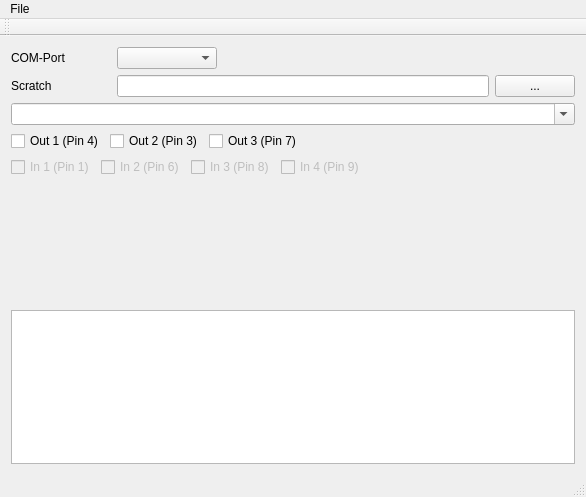
vheinitz/Qratzfest, file qratzfest.ui: the form before one commit.
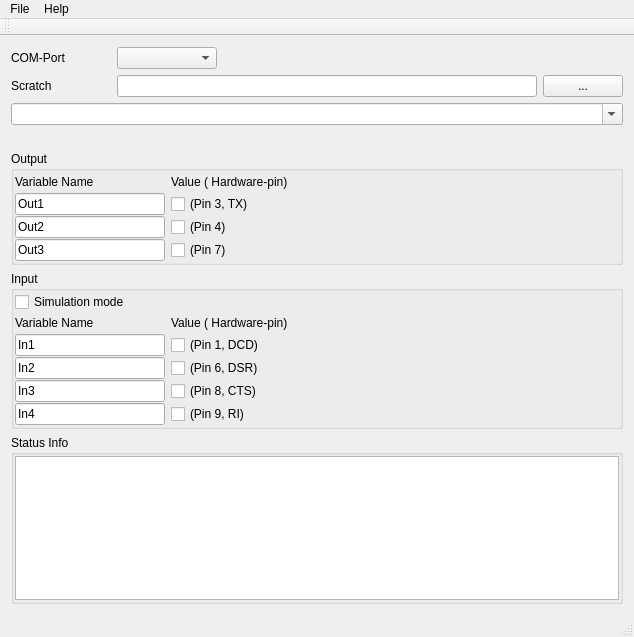
The form after the commit.

Commit message: Variable names can be defined. (TODO: offer combobox with names populated from first Scratch broadcast) Added some VC runtime DLLs Added persistence for user settings Added info in menu

Diff of the .ui file:
```diff
--- a/qratzfest.ui
+++ b/qratzfest.ui
@@ -6,8 +6,8 @@
    <rect>
     <x>0</x>
     <y>0</y>
-    <width>586</width>
-    <height>497</height>
+    <width>634</width>
+    <height>637</height>
    </rect>
   </property>
   <property name="windowTitle">
@@ -104,28 +104,197 @@
     <item>
      <layout class="QHBoxLayout" name="horizontalLayout_3">
       <item>
+       <spacer name="horizontalSpacer">
+        <property name="orientation">
+         <enum>Qt::Horizontal</enum>
+        </property>
+        <property name="sizeHint" stdset="0">
+         <size>
+          <width>40</width>
+          <height>20</height>
+         </size>
+        </property>
+       </spacer>
+      </item>
+     </layout>
+    </item>
+    <item>
+     <widget class="QGroupBox" name="groupBox_2">
+      <property name="minimumSize">
+       <size>
+        <width>0</width>
+        <height>0</height>
+       </size>
+      </property>
+      <property name="title">
+       <string>Output</string>
+      </property>
+      <layout class="QVBoxLayout" name="verticalLayout_3">
+       <property name="spacing">
+        <number>1</number>
+       </property>
+       <property name="margin">
+        <number>1</number>
+       </property>
+       <item>
+        <layout class="QHBoxLayout" name="horizontalLayout_6">
+         <item>
+          <widget class="QLabel" name="label_5">
+           <property name="minimumSize">
+            <size>
+             <width>150</width>
+             <height>0</height>
+            </size>
+           </property>
+           <property name="maximumSize">
+            <size>
+             <width>150</width>
+             <height>16777215</height>
+            </size>
+           </property>
+           <property name="text">
+            <string>Variable Name</string>
+           </property>
+          </widget>
+         </item>
+         <item>
+          <widget class="QLabel" name="label_6">
+           <property name="text">
+            <string>Value ( Hardware-pin)</string>
+           </property>
+          </widget>
+         </item>
+         <item>
+          <spacer name="horizontalSpacer_5">
+           <property name="orientation">
+            <enum>Qt::Horizontal</enum>
+           </property>
+           <property name="sizeHint" stdset="0">
+            <size>
+             <width>40</width>
+             <height>20</height>
+            </size>
+           </property>
+          </spacer>
+         </item>
+        </layout>
+       </item>
+       <item>
+        <layout class="QHBoxLayout" name="horizontalLayout_11">
+         <item>
+          <widget class="QLineEdit" name="eNameOut1">
+           <property name="minimumSize">
+            <size>
+             <width>150</width>
+             <height>0</height>
+            </size>
+           </property>
+           <property name="maximumSize">
+            <size>
+             <width>150</width>
+             <height>16777215</height>
+            </size>
+           </property>
+           <property name="text">
+            <string>Out1</string>
+           </property>
+          </widget>
+         </item>
+         <item>
        <widget class="QCheckBox" name="cbO1">
         <property name="text">
-         <string>Out 1 (Pin 4)</string>
+            <string>(Pin 3, TX)</string>
+           </property>
+          </widget>
+         </item>
+         <item>
+          <spacer name="horizontalSpacer_10">
+           <property name="orientation">
+            <enum>Qt::Horizontal</enum>
+           </property>
+           <property name="sizeHint" stdset="0">
+            <size>
+             <width>40</width>
+             <height>20</height>
+            </size>
+           </property>
+          </spacer>
+         </item>
+        </layout>
+       </item>
+       <item>
+        <layout class="QHBoxLayout" name="horizontalLayout_12">
+         <item>
+          <widget class="QLineEdit" name="eNameOut2">
+           <property name="minimumSize">
+            <size>
+             <width>150</width>
+             <height>0</height>
+            </size>
+           </property>
+           <property name="maximumSize">
+            <size>
+             <width>150</width>
+             <height>16777215</height>
+            </size>
+           </property>
+           <property name="text">
+            <string>Out2</string>
         </property>
        </widget>
       </item>
       <item>
        <widget class="QCheckBox" name="cbO2">
         <property name="text">
-         <string>Out 2 (Pin 3)</string>
+            <string>(Pin 4)</string>
+           </property>
+          </widget>
+         </item>
+         <item>
+          <spacer name="horizontalSpacer_11">
+           <property name="orientation">
+            <enum>Qt::Horizontal</enum>
+           </property>
+           <property name="sizeHint" stdset="0">
+            <size>
+             <width>40</width>
+             <height>20</height>
+            </size>
+           </property>
+          </spacer>
+         </item>
+        </layout>
+       </item>
+       <item>
+        <layout class="QHBoxLayout" name="horizontalLayout_13">
+         <item>
+          <widget class="QLineEdit" name="eNameOut3">
+           <property name="minimumSize">
+            <size>
+             <width>150</width>
+             <height>0</height>
+            </size>
+           </property>
+           <property name="maximumSize">
+            <size>
+             <width>150</width>
+             <height>16777215</height>
+            </size>
+           </property>
+           <property name="text">
+            <string>Out3</string>
         </property>
        </widget>
       </item>
       <item>
        <widget class="QCheckBox" name="cbO3">
         <property name="text">
-         <string>Out 3 (Pin 7)</string>
+            <string>(Pin 7)</string>
         </property>
        </widget>
       </item>
       <item>
-       <spacer name="horizontalSpacer">
+          <spacer name="horizontalSpacer_12">
         <property name="orientation">
          <enum>Qt::Horizontal</enum>
         </property>
@@ -139,54 +308,255 @@
       </item>
      </layout>
     </item>
+      </layout>
+     </widget>
+    </item>
     <item>
-     <layout class="QHBoxLayout" name="horizontalLayout_4">
+     <widget class="QGroupBox" name="groupBox_3">
+      <property name="minimumSize">
+       <size>
+        <width>0</width>
+        <height>0</height>
+       </size>
+      </property>
+      <property name="title">
+       <string>Input</string>
+      </property>
+      <layout class="QVBoxLayout" name="verticalLayout_4">
+       <property name="spacing">
+        <number>1</number>
+       </property>
+       <property name="margin">
+        <number>1</number>
+       </property>
+       <item>
+        <widget class="QCheckBox" name="cbSimulationMode">
+         <property name="whatsThis">
+          <string>If checked, the inputs are not polled from real hardware. User input will be sent to remote-sensor server.</string>
+         </property>
+         <property name="text">
+          <string>Simulation mode</string>
+         </property>
+        </widget>
+       </item>
+       <item>
+        <layout class="QHBoxLayout" name="horizontalLayout_5">
+         <item>
+          <widget class="QLabel" name="label_3">
+           <property name="minimumSize">
+            <size>
+             <width>150</width>
+             <height>0</height>
+            </size>
+           </property>
+           <property name="maximumSize">
+            <size>
+             <width>150</width>
+             <height>16777215</height>
+            </size>
+           </property>
+           <property name="text">
+            <string>Variable Name</string>
+           </property>
+          </widget>
+         </item>
+         <item>
+          <widget class="QLabel" name="label_4">
+           <property name="text">
+            <string>Value ( Hardware-pin)</string>
+           </property>
+          </widget>
+         </item>
+         <item>
+          <spacer name="horizontalSpacer_4">
+           <property name="orientation">
+            <enum>Qt::Horizontal</enum>
+           </property>
+           <property name="sizeHint" stdset="0">
+            <size>
+             <width>40</width>
+             <height>20</height>
+            </size>
+           </property>
+          </spacer>
+         </item>
+        </layout>
+       </item>
+       <item>
+        <layout class="QHBoxLayout" name="horizontalLayout_7">
+         <item>
+          <widget class="QLineEdit" name="eNameIn1">
+           <property name="minimumSize">
+            <size>
+             <width>150</width>
+             <height>0</height>
+            </size>
+           </property>
+           <property name="maximumSize">
+            <size>
+             <width>150</width>
+             <height>16777215</height>
+            </size>
+           </property>
+           <property name="text">
+            <string>In1</string>
+           </property>
+          </widget>
+         </item>
       <item>
        <widget class="QCheckBox" name="cbIn1">
         <property name="enabled">
-         <bool>false</bool>
+            <bool>true</bool>
         </property>
         <property name="text">
-         <string>In 1 (Pin 1)</string>
+            <string>(Pin 1, DCD)</string>
         </property>
         <property name="checkable">
          <bool>true</bool>
+           </property>
+          </widget>
+         </item>
+         <item>
+          <spacer name="horizontalSpacer_6">
+           <property name="orientation">
+            <enum>Qt::Horizontal</enum>
+           </property>
+           <property name="sizeHint" stdset="0">
+            <size>
+             <width>40</width>
+             <height>20</height>
+            </size>
+           </property>
+          </spacer>
+         </item>
+        </layout>
+       </item>
+       <item>
+        <layout class="QHBoxLayout" name="horizontalLayout_8">
+         <item>
+          <widget class="QLineEdit" name="eNameIn2">
+           <property name="minimumSize">
+            <size>
+             <width>150</width>
+             <height>0</height>
+            </size>
+           </property>
+           <property name="maximumSize">
+            <size>
+             <width>150</width>
+             <height>16777215</height>
+            </size>
+           </property>
+           <property name="text">
+            <string>In2</string>
         </property>
        </widget>
       </item>
       <item>
        <widget class="QCheckBox" name="cbIn2">
         <property name="enabled">
-         <bool>false</bool>
+            <bool>true</bool>
         </property>
         <property name="text">
-         <string>In 2 (Pin 6)</string>
+            <string>(Pin 6, DSR)</string>
         </property>
         <property name="checkable">
          <bool>true</bool>
+           </property>
+          </widget>
+         </item>
+         <item>
+          <spacer name="horizontalSpacer_7">
+           <property name="orientation">
+            <enum>Qt::Horizontal</enum>
+           </property>
+           <property name="sizeHint" stdset="0">
+            <size>
+             <width>40</width>
+             <height>20</height>
+            </size>
+           </property>
+          </spacer>
+         </item>
+        </layout>
+       </item>
+       <item>
+        <layout class="QHBoxLayout" name="horizontalLayout_9">
+         <item>
+          <widget class="QLineEdit" name="eNameIn3">
+           <property name="minimumSize">
+            <size>
+             <width>150</width>
+             <height>0</height>
+            </size>
+           </property>
+           <property name="maximumSize">
+            <size>
+             <width>150</width>
+             <height>16777215</height>
+            </size>
+           </property>
+           <property name="text">
+            <string>In3</string>
         </property>
        </widget>
       </item>
       <item>
        <widget class="QCheckBox" name="cbIn3">
         <property name="enabled">
-         <bool>false</bool>
+            <bool>true</bool>
         </property>
         <property name="text">
-         <string>In 3 (Pin 8)</string>
+            <string>(Pin 8, CTS)</string>
         </property>
         <property name="checkable">
          <bool>true</bool>
+           </property>
+          </widget>
+         </item>
+         <item>
+          <spacer name="horizontalSpacer_8">
+           <property name="orientation">
+            <enum>Qt::Horizontal</enum>
+           </property>
+           <property name="sizeHint" stdset="0">
+            <size>
+             <width>40</width>
+             <height>20</height>
+            </size>
+           </property>
+          </spacer>
+         </item>
+        </layout>
+       </item>
+       <item>
+        <layout class="QHBoxLayout" name="horizontalLayout_10">
+         <item>
+          <widget class="QLineEdit" name="eNameIn4">
+           <property name="minimumSize">
+            <size>
+             <width>150</width>
+             <height>0</height>
+            </size>
+           </property>
+           <property name="maximumSize">
+            <size>
+             <width>150</width>
+             <height>16777215</height>
+            </size>
+           </property>
+           <property name="text">
+            <string>In4</string>
         </property>
        </widget>
       </item>
       <item>
        <widget class="QCheckBox" name="cbIn4">
         <property name="enabled">
-         <bool>false</bool>
+            <bool>true</bool>
         </property>
         <property name="text">
-         <string>In 4 (Pin 9)</string>
+            <string>(Pin 9, RI)</string>
         </property>
         <property name="checkable">
          <bool>true</bool>
@@ -194,7 +564,7 @@
        </widget>
       </item>
       <item>
-       <spacer name="horizontalSpacer_3">
+          <spacer name="horizontalSpacer_9">
         <property name="orientation">
          <enum>Qt::Horizontal</enum>
         </property>
@@ -207,6 +577,33 @@
        </spacer>
       </item>
      </layout>
+       </item>
+      </layout>
+     </widget>
+    </item>
+    <item>
+     <widget class="QGroupBox" name="groupBox">
+      <property name="sizePolicy">
+       <sizepolicy hsizetype="Preferred" vsizetype="Expanding">
+        <horstretch>0</horstretch>
+        <verstretch>0</verstretch>
+       </sizepolicy>
+      </property>
+      <property name="title">
+       <string>Status Info</string>
+      </property>
+      <layout class="QVBoxLayout" name="verticalLayout_2">
+       <property name="spacing">
+        <number>1</number>
+       </property>
+       <property name="margin">
+        <number>1</number>
+       </property>
+       <item>
+        <widget class="QPlainTextEdit" name="tLog"/>
+       </item>
+      </layout>
+     </widget>
     </item>
     <item>
      <spacer name="verticalSpacer">
@@ -216,14 +613,11 @@
       <property name="sizeHint" stdset="0">
        <size>
         <width>20</width>
-        <height>166</height>
+        <height>40</height>
        </size>
       </property>
      </spacer>
     </item>
-    <item>
-     <widget class="QPlainTextEdit" name="tLog"/>
-    </item>
    </layout>
   </widget>
   <widget class="QMenuBar" name="menuBar">
@@ -231,7 +625,7 @@
     <rect>
      <x>0</x>
      <y>0</y>
-     <width>586</width>
+     <width>634</width>
      <height>21</height>
     </rect>
    </property>
@@ -241,7 +635,14 @@
     </property>
     <addaction name="actionExit"/>
    </widget>
+   <widget class="QMenu" name="menuHelp">
+    <property name="title">
+     <string>Help</string>
+    </property>
+    <addaction name="actionInfo"/>
+   </widget>
    <addaction name="menuFile"/>
+   <addaction name="menuHelp"/>
   </widget>
   <widget class="QToolBar" name="mainToolBar">
    <attribute name="toolBarArea">
```
Left out of the diff: 5 changed lines with no effect on the pictures. Lines whose indentation alone changed are shown as unchanged. The commit also changes 7 other files.
